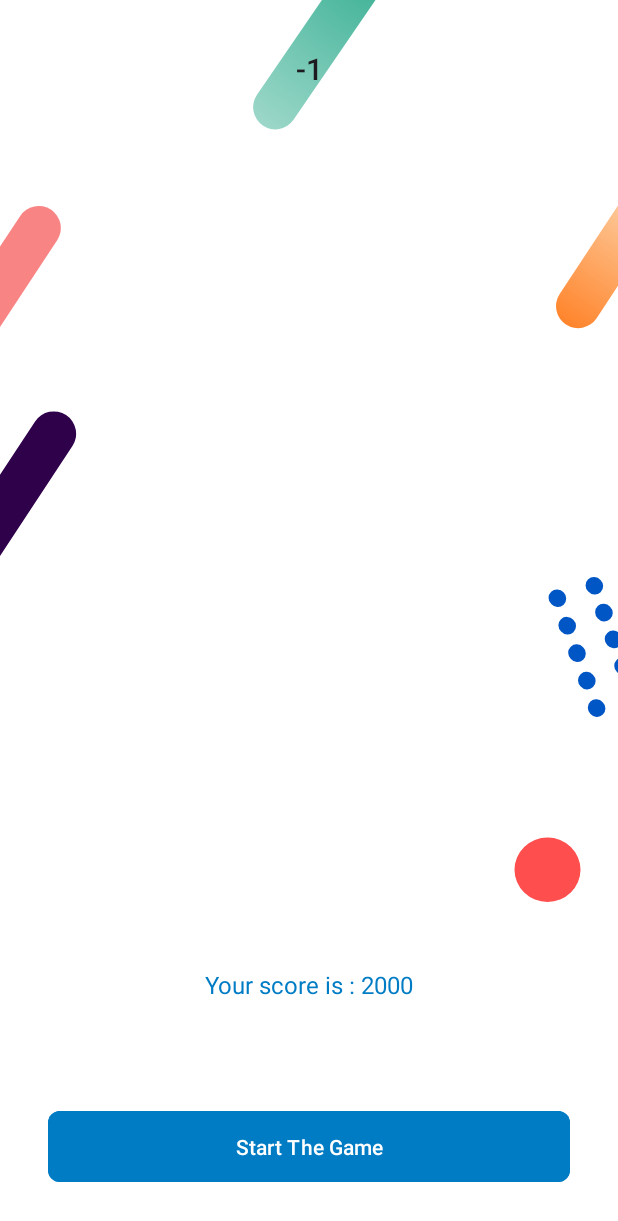
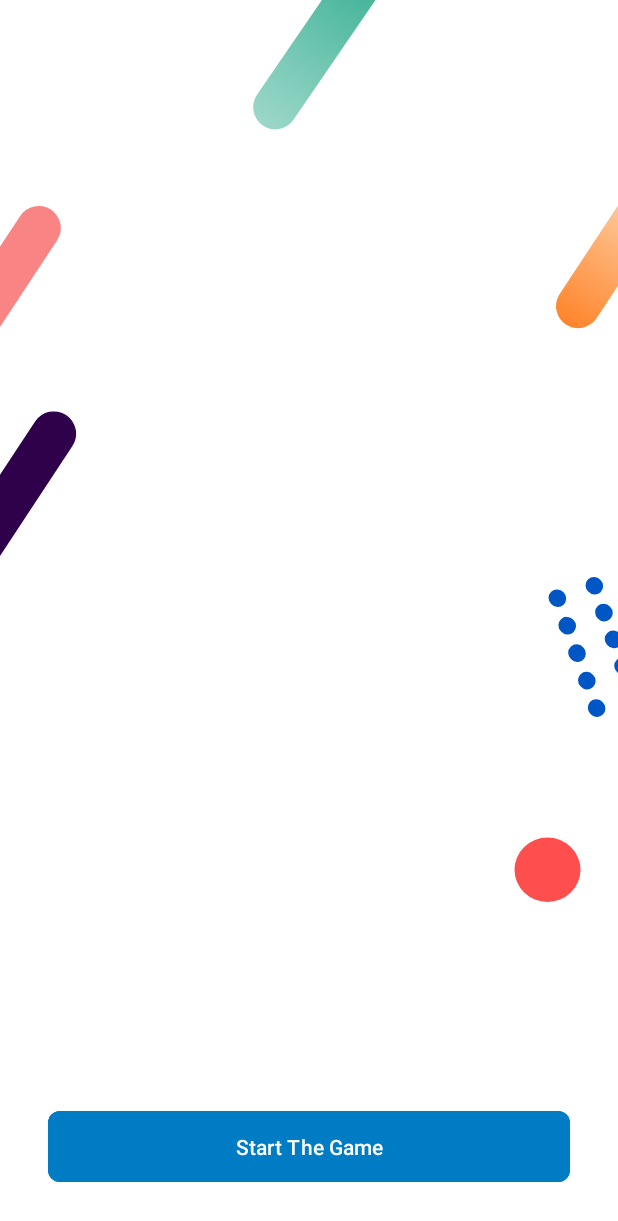
Before and after one commit to Salmon-family/One_Millon_Winner, an Android app: the screen it shows after launch (MainActivity), on a phone screen of 412 x 824 dp. Shown: the top 1221 px of the screen. Run offline under Robolectric (Android 15) with nearby library versions, the phone set to English and light mode, and no system bars; our stand-ins replace RxJava, data binding.

Commit message:
add binding adapter to hide score to first login

```diff
--- a/app/src/main/java/com/example/onemillonwinner/util/BindingAdapter.kt
+++ b/app/src/main/java/com/example/onemillonwinner/util/BindingAdapter.kt
@@ -15,6 +15,15 @@ import com.example.onemillonwinner.data.State
 import com.example.onemillonwinner.util.extension.htmlText
 import com.google.android.material.chip.Chip
 import com.google.android.material.chip.ChipGroup
+
+@BindingAdapter(value = ["app:hide"])
+fun hideScoreOfFirstLogin(view: View, value: Int?) {
+    if (value != -1) {
+        view.visibility = View.VISIBLE
+    } else {
+        view.visibility = View.INVISIBLE
+    }
+}
 
 @BindingAdapter(value = ["app:disableButton"])
 fun disableButton(view: View, value: Boolean?) {
--- a/app/src/main/res/layout/fragment_home.xml
+++ b/app/src/main/res/layout/fragment_home.xml
@@ -1,7 +1,6 @@
 <?xml version="1.0" encoding="utf-8"?>
 <layout xmlns:android="http://schemas.android.com/apk/res/android"
-    xmlns:app="http://schemas.android.com/apk/res-auto"
-    xmlns:tools="http://schemas.android.com/tools">
+    xmlns:app="http://schemas.android.com/apk/res-auto">
 
     <data>
 
@@ -13,8 +12,7 @@
     <androidx.constraintlayout.widget.ConstraintLayout
         android:layout_width="match_parent"
         android:layout_height="match_parent"
-        android:background="@color/white"
-        >
+        android:background="@color/white">
 
         <ImageView
             android:id="@+id/imageView"
@@ -48,9 +46,10 @@
             android:layout_width="0dp"
             android:layout_height="wrap_content"
             android:gravity="center"
-            android:text="Your score is : 2000"
+            android:text="@{@string/your_score(homeViewModel.bestPrize.toString())}"
             android:textColor="@color/blue_700"
             android:textSize="16sp"
+            app:hide="@{homeViewModel.bestPrize}"
             app:layout_constraintBottom_toTopOf="@+id/start_game_button"
             app:layout_constraintEnd_toEndOf="@+id/lottie_home"
             app:layout_constraintHorizontal_bias="0.0"
@@ -67,25 +66,15 @@
             android:layout_marginEnd="@dimen/margin_large_x"
             android:layout_marginBottom="32dp"
             android:backgroundTint="@color/blue_700"
-            android:textColor="@color/white"
             android:padding="14dp"
             android:text="@string/start_the_game"
             android:textAllCaps="false"
+            android:textColor="@color/white"
             app:cornerRadius="@dimen/corner_radius_small"
             app:layout_constraintBottom_toBottomOf="parent"
             app:layout_constraintEnd_toEndOf="parent"
             app:layout_constraintStart_toStartOf="parent" />
 
-        <TextView
-            android:id="@+id/text_highest_score"
-            android:layout_width="wrap_content"
-            android:layout_height="wrap_content"
-            android:layout_marginTop="32dp"
-            android:text="@{homeViewModel.bestPrize.toString()}"
-            android:textAppearance="@style/TextAppearance.AppCompat.Title"
-            app:layout_constraintEnd_toEndOf="parent"
-            app:layout_constraintStart_toStartOf="parent"
-            app:layout_constraintTop_toTopOf="parent" />
 
     </androidx.constraintlayout.widget.ConstraintLayout>
 </layout>
--- a/app/src/main/res/values/strings.xml
+++ b/app/src/main/res/values/strings.xml
@@ -24,4 +24,5 @@
     <string name="dialog_message">Are you sure you want Exit?</string>
     <string name="yes">Yes</string>
     <string name="no">No</string>
+    <string name="your_score">Your score is : %s </string>
 </resources>
```
Also changed, not shown: 1 other file.
